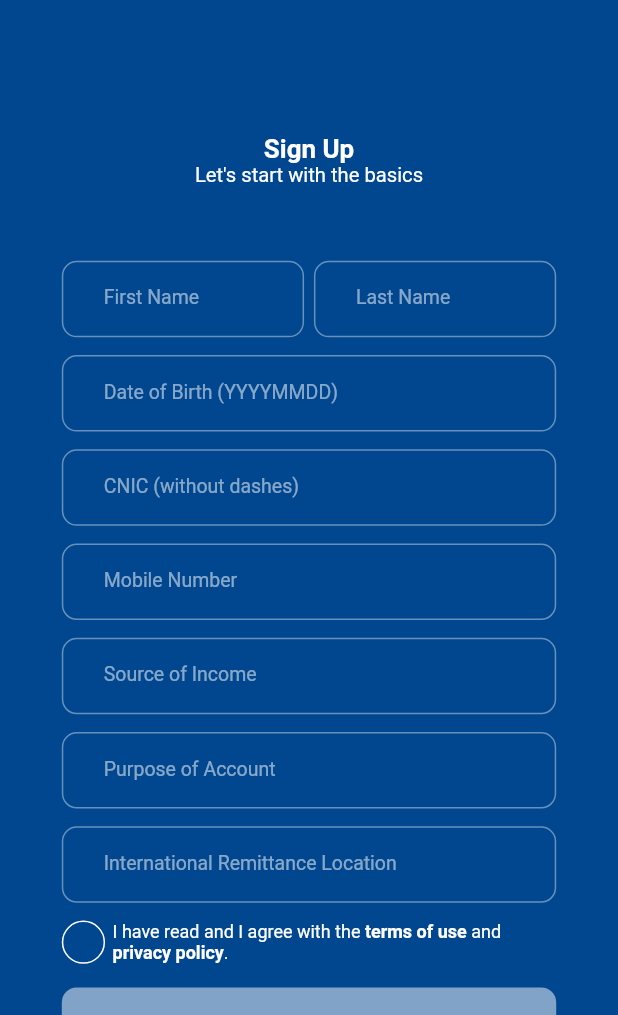
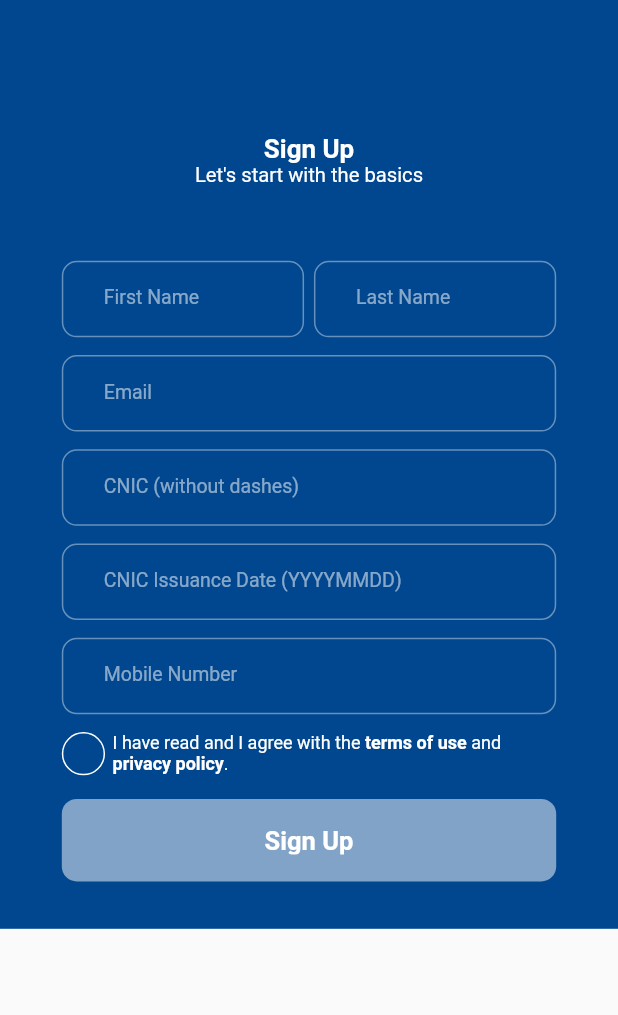
Before and after one commit to hamzakhurshid12/JSBank-Remittance-App, a Flutter app: the SignupView screen opened directly, on a phone screen of 412 x 824 dp, the part 221-1236 px from its top. Run offline on Flutter 3.47's test engine with Material 2 defaults, Android fonts, the light colour scheme and no system bars; our stand-ins replace flutter_svg, get, google_fonts; missing offline and left inert: currency_picker, json_api; network calls fail.

Commit message:
JS Bank API for account opening Integrated

```diff
--- a/lib/app/modules/auth/views/signup_view.dart
+++ b/lib/app/modules/auth/views/signup_view.dart
@@ -54,7 +54,7 @@ class SignupView extends GetView {
                 text: "Sign Up",
                 isEnabled: true,
                 onPressed: () async {
-                  showDialog(
+                  /*showDialog(
                       context: context,
                       builder: (BuildContext context) {
                         return SmsVerificationDialog(
@@ -65,7 +65,8 @@ class SignupView extends GetView {
                             print("Pin Code is correct!");
                           },
                         );
-                      });
+                      });*/
+                  await authorizationController.signupUser();
                 },
               ),
         ),
@@ -124,9 +125,9 @@ class SignupView extends GetView {
           child: Row(
             children: [
               WhiteOutlineTextField(
-                hintText: "Date of Birth (YYYYMMDD)",
+                hintText: "Email",
                 width: screenWidth * 0.8,
-                controller: authorizationController.cnicController,
+                controller: authorizationController.emailController,
               ),
             ],
           ),
@@ -150,7 +151,7 @@ class SignupView extends GetView {
           child: Row(
             children: [
               WhiteOutlineTextField(
-                hintText: "Mobile Number",
+                hintText: "CNIC Issuance Date (YYYYMMDD)",
                 width: screenWidth * 0.8,
                 controller: authorizationController.cnicIssueDateController,
               ),
@@ -163,33 +164,7 @@ class SignupView extends GetView {
           child: Row(
             children: [
               WhiteOutlineTextField(
-                  hintText: "Source of Income",
-                  width: screenWidth * 0.8,
-                  controller: authorizationController.phoneNumberController,
-                ),
-            ],
-          ),
-        ),
-        paddingVerticalSmall(screenHeight),
-        Padding(
-          padding: EdgeInsets.symmetric(horizontal: screenWidth * 0.1),
-          child: Row(
-            children: [
-              WhiteOutlineTextField(
-                hintText: "Purpose of Account",
-                width: screenWidth * 0.8,
-                controller: authorizationController.phoneNumberController,
-              ),
-            ],
-          ),
-        ),
-        paddingVerticalSmall(screenHeight),
-        Padding(
-          padding: EdgeInsets.symmetric(horizontal: screenWidth * 0.1),
-          child: Row(
-            children: [
-              WhiteOutlineTextField(
-                hintText: "International Remittance Location",
+                hintText: "Mobile Number",
                 width: screenWidth * 0.8,
                 controller: authorizationController.phoneNumberController,
               ),
--- a/lib/app/routes/app_pages.dart
+++ b/lib/app/routes/app_pages.dart
@@ -13,7 +13,7 @@ part 'app_routes.dart';
 class AppPages {
   AppPages._();
 
-  static const INITIAL = Routes.HOME;
+  static const INITIAL = Routes.AUTH;
 
   static final routes = [
     GetPage(
```
Also changed, not shown: lib/app/modules/auth/controllers/auth_controller.dart (+37 -12 lines).
